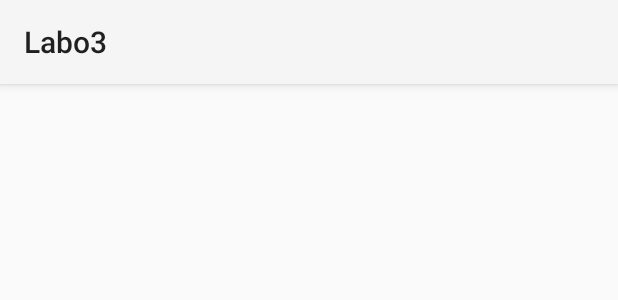
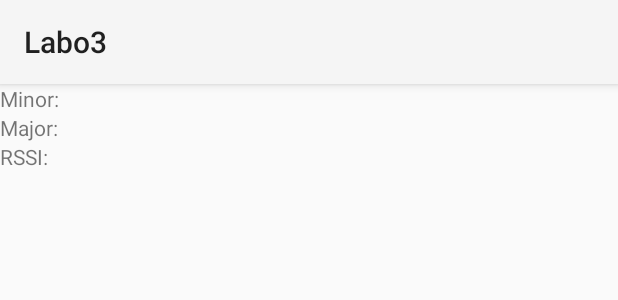
Before and after one commit to Oceanos1/SYM_Labo3, an Android app: the layout beacon_item_view.xml on its own in the app's theme, with its tools: preview values and no code run, on a phone screen of 412 x 824 dp. Shown: the top 300 px of the screen. Run offline under Robolectric (Android 15) with nearby library versions, the phone set to English and light mode, and no system bars.

Commit message:
iBeacon working

```diff
--- a/app/src/main/AndroidManifest.xml
+++ b/app/src/main/AndroidManifest.xml
@@ -5,6 +5,7 @@
     <uses-permission android:name="android.permission.BLUETOOTH" />
     <uses-permission android:name="android.permission.BLUETOOTH_ADMIN" />
     <uses-permission android:name="android.permission.ACCESS_FINE_LOCATION" />
+    <uses-permission android:name="android.permission.INTERNET" />
 
 
     <application
--- a/app/src/main/res/layout/beacon_item_view.xml
+++ b/app/src/main/res/layout/beacon_item_view.xml
@@ -4,18 +4,48 @@
     android:layout_height="match_parent"
     android:orientation="vertical">
 
+    <LinearLayout
+        android:layout_width="match_parent"
+        android:layout_height="wrap_content">
+
+        <TextView
+            android:layout_width="wrap_content"
+            android:layout_height="wrap_content"
+            android:text="Minor:" />
+
         <TextView
             android:id="@+id/id1"
+            android:layout_width="wrap_content"
+            android:layout_height="wrap_content" />
+    </LinearLayout>
+
+    <LinearLayout
         android:layout_width="match_parent"
-        android:layout_height="wrap_content" />
+        android:layout_height="wrap_content">
+
+        <TextView
+            android:layout_width="wrap_content"
+            android:layout_height="wrap_content"
+            android:text="Major:" />
 
         <TextView
             android:id="@+id/id2"
             android:layout_width="match_parent"
             android:layout_height="wrap_content" />
+    </LinearLayout>
+
+    <LinearLayout
+        android:layout_width="match_parent"
+        android:layout_height="wrap_content">
+
+        <TextView
+            android:layout_width="wrap_content"
+            android:layout_height="wrap_content"
+            android:text="RSSI:" />
 
         <TextView
             android:id="@+id/rssi"
             android:layout_width="match_parent"
             android:layout_height="wrap_content" />
     </LinearLayout>
+</LinearLayout>
```
Also changed, not shown: app/src/main/java/com/remikaddie/labo3/IBeaconActivity.java (+70 -4 lines). Lines whose indentation alone changed are shown as unchanged.
